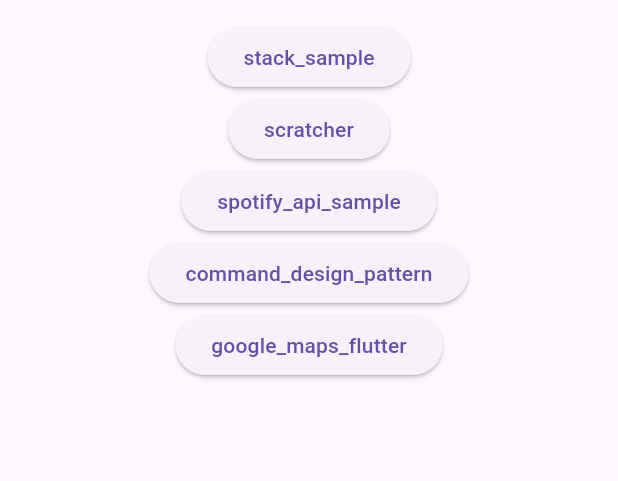
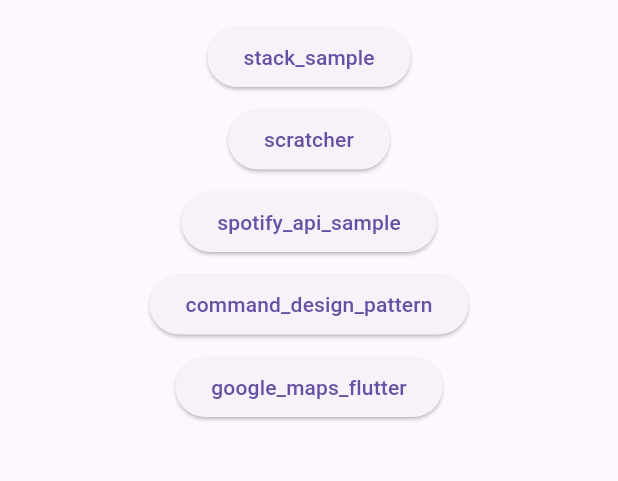
Before and after one commit to nozomi-koborinai/flutter-sandbox, a Flutter app: the screen it shows after launch, on a phone screen of 412 x 824 dp, the part 63-544 px from its top. Run offline on Flutter 3.47's test engine with Material 2 defaults, Android fonts, the phone set to English and light mode, and no system bars; our stand-ins replace firebase_core, gap, google_maps_flutter; missing offline and left inert: google_polyline_algorithm, scratcher; accounts and stored records are empty.

Commit message:
🚀 feat: ホーム画面のボタンにgapを設定

```diff
--- a/lib/samples/home.dart
+++ b/lib/samples/home.dart
@@ -4,6 +4,7 @@ import 'package:flutter_sandbox/samples/google_map/google_maps_flutter_page.dart
 import 'package:flutter_sandbox/samples/scratcher/scratcher_page.dart';
 import 'package:flutter_sandbox/samples/spotify_api/spotify_api_sample_page.dart';
 import 'package:flutter_sandbox/samples/stack/stack_sample.dart';
+import 'package:gap/gap.dart';
 
 class HomePage extends StatelessWidget {
   const HomePage({super.key});
@@ -24,23 +25,28 @@ class HomePage extends StatelessWidget {
               child: const Text('stack_sample'),
               onPressed: () => _onPressed(context, const StackSample()),
             ),
+            const Gap(7),
             ElevatedButton(
               child: const Text('scratcher'),
               onPressed: () => _onPressed(context, const ScratcherPage()),
             ),
+            const Gap(7),
             ElevatedButton(
               child: const Text('spotify_api_sample'),
               onPressed: () =>
                   _onPressed(context, const SpotifyApiSamplePage()),
             ),
+            const Gap(7),
             ElevatedButton(
               child: const Text('command_design_pattern'),
               onPressed: () => _onPressed(context, const CommandExamplePage()),
             ),
+            const Gap(7),
             ElevatedButton(
               child: const Text('google_maps_flutter'),
               onPressed: () => _onPressed(context, GoogleMapsFlutterPage()),
             ),
+            const Gap(7),
           ],
         ),
       ),
```
